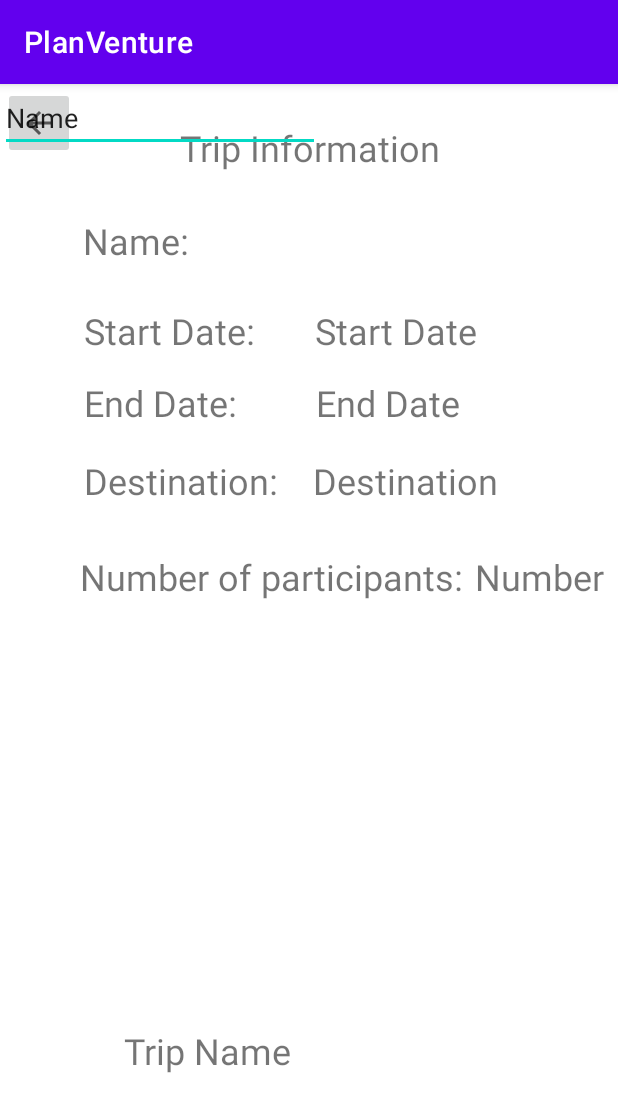
After one commit to tonibosch/PlanVenture-App, an Android app: the TripInformationActivity screen opened directly, with no data from a screen before it, on a phone screen of 412 x 824 dp. The commit adds this screen. Shown: the top 1112 px of the screen. Run offline under Robolectric (Android 15) with nearby library versions, the phone set to English and light mode, and no system bars.

Commit message:
Added new activity for Trip Information

```diff
--- a/app/src/main/AndroidManifest.xml
+++ b/app/src/main/AndroidManifest.xml
@@ -16,6 +16,9 @@
             android:name=".CreateExpenseActivity"
             android:exported="false" />
         <activity
+            android:name=".TripInformationActivity"
+            android:exported="false" />
+        <activity
             android:name=".CreateTripActivity"
             android:exported="false" />
         <activity
--- a/app/src/main/java/com/example/planventure/MyTripsFragment.kt
+++ b/app/src/main/java/com/example/planventure/MyTripsFragment.kt
@@ -75,6 +75,12 @@ class MyTripsFragment : Fragment() {
             textView.setTextSize(TypedValue.COMPLEX_UNIT_SP, 18f)
             if (i % 2 == 0) textView.setBackgroundColor(Color.WHITE)        // Set the background color based on whether i is odd or even
             else textView.setBackgroundColor(Color.LTGRAY)
+
+            textView.setOnClickListener {
+                val intent = Intent(this.context, TripInformationActivity::class.java)
+                startActivity(intent)
+            }
+
             linearLayout?.addView(textView)
             ++i
         }
--- /dev/null
+++ b/app/src/main/java/com/example/planventure/TripInformationActivity.kt
@@ -0,0 +1,24 @@
+package com.example.planventure
+
+import androidx.appcompat.app.AppCompatActivity
+import android.os.Bundle
+import android.widget.Button
+
+class TripInformationActivity : AppCompatActivity() {
+
+    private lateinit var backButton: Button
+
+    override fun onCreate(savedInstanceState: Bundle?) {
+        super.onCreate(savedInstanceState)
+        setContentView(R.layout.activity_trip_information)
+
+/*
+        backButton = findViewById(R.id.backButton_TripInfo)
+
+
+        backButton.setOnClickListener{
+            this.finish()
+        }
+         */
+    }
+}
--- /dev/null
+++ b/app/src/main/res/layout/activity_trip_information.xml
@@ -0,0 +1,161 @@
+<?xml version="1.0" encoding="utf-8"?>
+<androidx.constraintlayout.widget.ConstraintLayout xmlns:android="http://schemas.android.com/apk/res/android"
+    xmlns:app="http://schemas.android.com/apk/res-auto"
+    xmlns:tools="http://schemas.android.com/tools"
+    android:layout_width="match_parent"
+    android:layout_height="match_parent"
+    tools:context=".TripInformationActivity">
+
+    <ImageButton
+        android:id="@+id/backButton_TripInfo"
+        android:layout_width="wrap_content"
+        android:layout_height="48dp"
+        android:layout_marginStart="2dp"
+        android:layout_marginTop="2dp"
+        android:contentDescription="@string/a_button_to_go_back_to_the_home_screen"
+        app:layout_constraintStart_toStartOf="parent"
+        app:layout_constraintTop_toTopOf="parent"
+        app:srcCompat="?attr/actionModeCloseDrawable" />
+
+    <TextView
+        android:id="@+id/tripInformationHeader"
+        android:layout_width="wrap_content"
+        android:layout_height="wrap_content"
+        android:layout_marginStart="70dp"
+        android:layout_marginTop="26dp"
+        android:text="Trip Information"
+        android:textSize="24sp"
+        app:layout_constraintStart_toEndOf="@+id/backButton_TripInfo"
+        app:layout_constraintTop_toTopOf="parent" />
+
+    <TextView
+        android:id="@+id/tripName"
+        android:layout_width="wrap_content"
+        android:layout_height="wrap_content"
+        android:layout_marginTop="628dp"
+        android:text="Trip Name"
+        android:textSize="24sp"
+        app:layout_constraintEnd_toEndOf="parent"
+        app:layout_constraintHorizontal_bias="0.275"
+        app:layout_constraintStart_toStartOf="parent"
+        app:layout_constraintTop_toTopOf="parent" />
+
+    <TextView
+        android:id="@+id/startDate"
+        android:layout_width="wrap_content"
+        android:layout_height="wrap_content"
+        android:layout_marginTop="148dp"
+        android:text="Start Date"
+        android:textSize="24sp"
+        app:layout_constraintEnd_toEndOf="parent"
+        app:layout_constraintHorizontal_bias="0.69"
+        app:layout_constraintStart_toStartOf="parent"
+        app:layout_constraintTop_toTopOf="parent" />
+
+    <TextView
+        android:id="@+id/endDate"
+        android:layout_width="wrap_content"
+        android:layout_height="wrap_content"
+        android:layout_marginTop="196dp"
+        android:text="End Date"
+        android:textSize="24sp"
+        app:layout_constraintEnd_toEndOf="parent"
+        app:layout_constraintHorizontal_bias="0.666"
+        app:layout_constraintStart_toStartOf="parent"
+        app:layout_constraintTop_toTopOf="parent" />
+
+    <TextView
+        android:id="@+id/destination"
+        android:layout_width="wrap_content"
+        android:layout_height="wrap_content"
+        android:layout_marginTop="248dp"
+        android:text="Destination"
+        android:textSize="24sp"
+        app:layout_constraintEnd_toEndOf="parent"
+        app:layout_constraintHorizontal_bias="0.723"
+        app:layout_constraintStart_toStartOf="parent"
+        app:layout_constraintTop_toTopOf="parent" />
+
+    <TextView
+        android:id="@+id/numbOfParticipants"
+        android:layout_width="wrap_content"
+        android:layout_height="wrap_content"
+        android:layout_marginTop="312dp"
+        android:text="Number"
+        android:textSize="24sp"
+        app:layout_constraintEnd_toEndOf="parent"
+        app:layout_constraintHorizontal_bias="0.972"
+        app:layout_constraintStart_toStartOf="parent"
+        app:layout_constraintTop_toTopOf="parent" />
+
+    <TextView
+        android:id="@+id/textView4"
+        android:layout_width="wrap_content"
+        android:layout_height="wrap_content"
+        android:layout_marginTop="88dp"
+        android:text="Name:"
+        android:textSize="24sp"
+        app:layout_constraintEnd_toEndOf="parent"
+        app:layout_constraintHorizontal_bias="0.163"
+        app:layout_constraintStart_toStartOf="parent"
+        app:layout_constraintTop_toTopOf="parent" />
+
+    <TextView
+        android:id="@+id/textView5"
+        android:layout_width="wrap_content"
+        android:layout_height="wrap_content"
+        android:layout_marginTop="148dp"
+        android:text="Start Date:"
+        android:textSize="24sp"
+        app:layout_constraintEnd_toEndOf="parent"
+        app:layout_constraintHorizontal_bias="0.187"
+        app:layout_constraintStart_toStartOf="parent"
+        app:layout_constraintTop_toTopOf="parent" />
+
+    <TextView
+        android:id="@+id/textView6"
+        android:layout_width="wrap_content"
+        android:layout_height="wrap_content"
+        android:layout_marginTop="196dp"
+        android:text="End Date:"
+        android:textSize="24sp"
+        app:layout_constraintEnd_toEndOf="parent"
+        app:layout_constraintHorizontal_bias="0.181"
+        app:layout_constraintStart_toStartOf="parent"
+        app:layout_constraintTop_toTopOf="parent" />
+
+    <TextView
+        android:id="@+id/textView8"
+        android:layout_width="wrap_content"
+        android:layout_height="wrap_content"
+        android:layout_marginTop="248dp"
+        android:text="Destination:"
+        android:textSize="24sp"
+        app:layout_constraintEnd_toEndOf="parent"
+        app:layout_constraintHorizontal_bias="0.197"
+        app:layout_constraintStart_toStartOf="parent"
+        app:layout_constraintTop_toTopOf="parent" />
+
+    <TextView
+        android:id="@+id/textView9"
+        android:layout_width="wrap_content"
+        android:layout_height="wrap_content"
+        android:layout_marginTop="312dp"
+        android:text="Number of participants:"
+        android:textSize="24sp"
+        app:layout_constraintEnd_toEndOf="parent"
+        app:layout_constraintHorizontal_bias="0.341"
+        app:layout_constraintStart_toStartOf="parent"
+        app:layout_constraintTop_toTopOf="parent" />
+
+    <EditText
+        android:id="@+id/editTextText"
+        android:layout_width="wrap_content"
+        android:layout_height="wrap_content"
+        android:ems="10"
+        android:inputType="text"
+        android:text="Name"
+        tools:layout_editor_absoluteX="158dp"
+        tools:layout_editor_absoluteY="75dp" />
+
+</androidx.constraintlayout.widget.ConstraintLayout>
```
Also changed, not shown: 2 other files.
